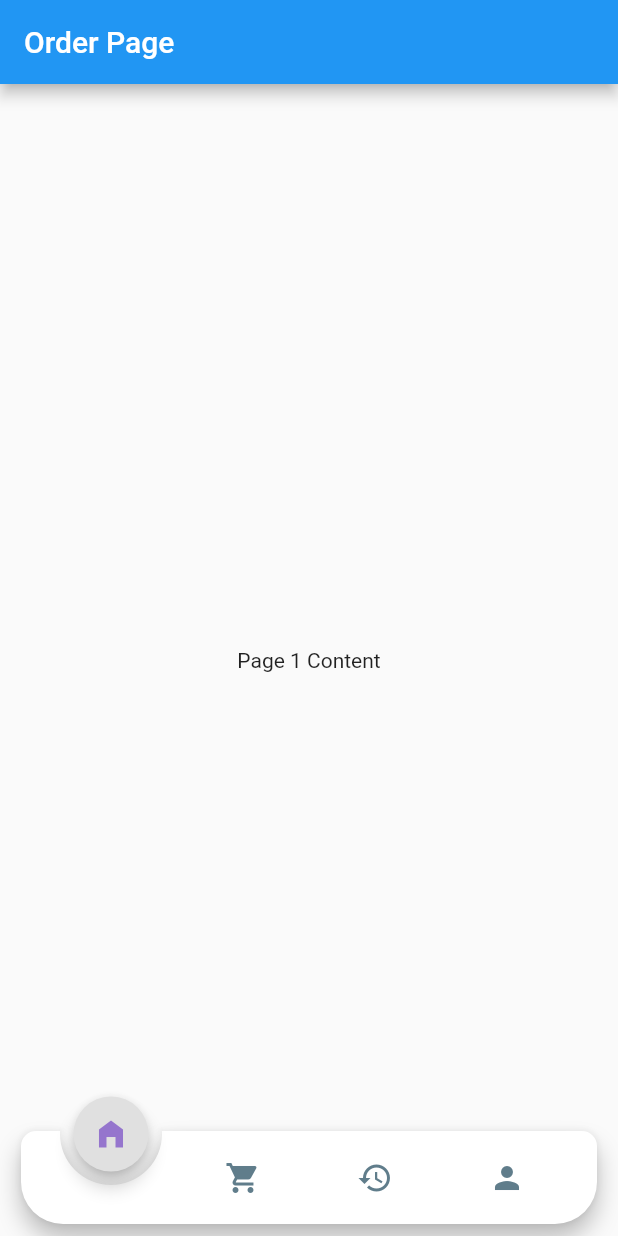
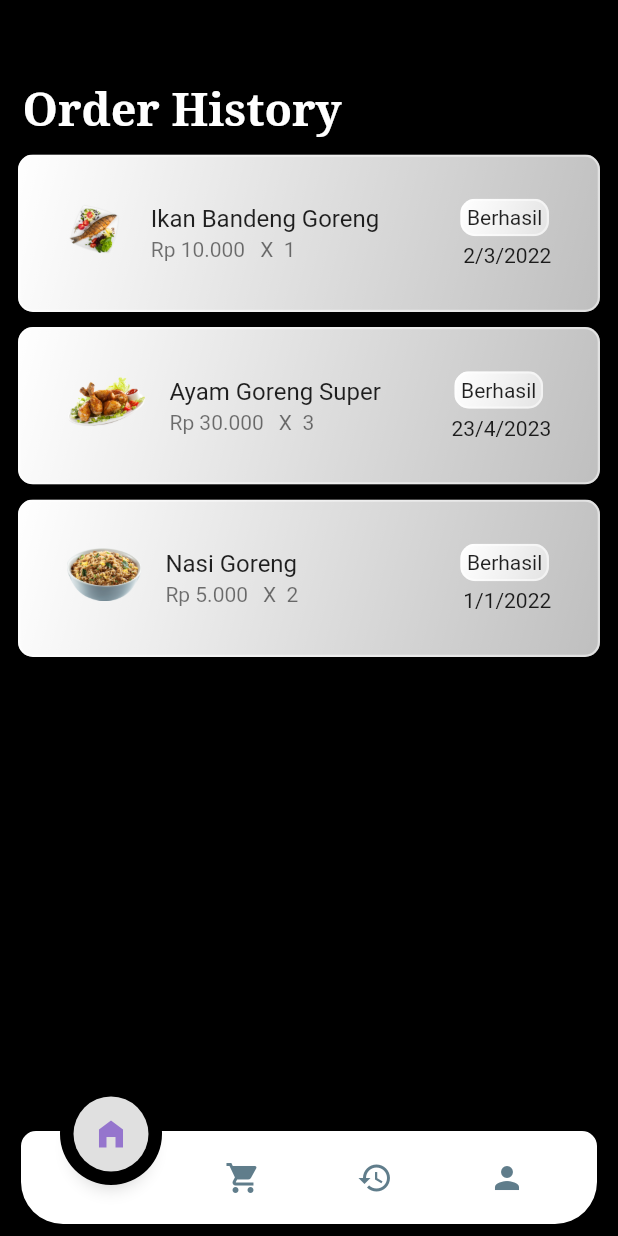
Before and after one commit to Ahmad-mufied/AmiFood, a Flutter app: the screen it shows after launch, swiped to page 3, on a phone screen of 412 x 824 dp. Run offline on Flutter 3.47's test engine with Material 2 defaults, Android fonts, the light colour scheme and no system bars; drawn by our look-alikes of animated_notch_bottom_bar; our stand-ins replace google_fonts.

Commit message:
adding  order history page

```diff
--- /dev/null
+++ b/lib/models/order_history_model.dart
@@ -0,0 +1,26 @@
+final List orderHistory = [
+  [
+    "Ikan Bandeng Goreng",
+    "10.000",
+    1,
+    "lib/images/friedfish-1.png,",
+    "2/3/2022",
+    "Berhasil",
+  ],
+  [
+    "Ayam Goreng Super",
+    "30.000",
+    3,
+    "lib/images/friedchicken-1.png",
+    "23/4/2023",
+    "Berhasil",
+  ],
+  [
+    "Nasi Goreng",
+    "5.000",
+    2,
+    "lib/images/friedrice-2.png",
+    "1/1/2022",
+    "Berhasil",
+  ],
+];
--- a/lib/pages/order_page.dart
+++ b/lib/pages/order_page.dart
@@ -1,4 +1,9 @@
+import 'package:amifood/components/glass.dart';
+import 'package:amifood/models/order_history_model.dart';
 import 'package:flutter/material.dart';
+import 'package:google_fonts/google_fonts.dart';
+
+import '../models/cart_model.dart';
 
 class OrderPage extends StatelessWidget {
   const OrderPage({super.key});
@@ -6,12 +11,96 @@ class OrderPage extends StatelessWidget {
   @override
   Widget build(BuildContext context) {
     return Scaffold(
-      appBar: AppBar(
-        title: const Text('Order Page'),
-      ),
-      body: const Center(
-        child: Text('Page 1 Content'),
-      ),
-    );
+        backgroundColor: Colors.black,
+        appBar: AppBar(
+          backgroundColor: Colors.transparent,
+          elevation: 0,
+          iconTheme: const IconThemeData(color: Colors.black),
+        ),
+        body: Column(
+          crossAxisAlignment: CrossAxisAlignment.start,
+          children: [
+            Padding(
+              padding: const EdgeInsets.symmetric(horizontal: 15.0),
+              child: Text(
+                "Order History",
+                style: GoogleFonts.notoSerif(
+                  fontSize: 30,
+                  fontWeight: FontWeight.bold,
+                  color: Colors.white,
+                ),
+              ),
+            ),
+
+            // List of cart
+            Expanded(
+              child: ListView.builder(
+                itemCount: cartItems.length,
+                padding: const EdgeInsets.all(12),
+                itemBuilder: (context, index) {
+                  return Column(
+                    children: [
+                      GlassMorphism(
+                        start: 1,
+                        end: 0.75,
+                        child: Padding(
+                          padding: const EdgeInsets.all(15.0),
+                          child: Container(
+                            decoration: BoxDecoration(
+                              borderRadius: BorderRadius.circular(12),
+                            ),
+                            child: ListTile(
+                                leading: Image.asset(
+                                  cartItems[index][3],
+                                  height: 35,
+                                ),
+                                title: Text(cartItems[index][0]),
+                                subtitle: Row(
+                                  crossAxisAlignment: CrossAxisAlignment.start,
+                                  children: [
+                                    Text('Rp ${orderHistory[index][1]}'),
+                                    const SizedBox(
+                                      width: 10,
+                                    ),
+                                    Text("X  ${orderHistory[index][2]}"),
+                                  ],
+                                ),
+                                trailing: Column(
+                                  mainAxisAlignment: MainAxisAlignment.center,
+                                  children: [
+                                    GlassMorphism(
+                                        start: 1,
+                                        end: 0.5,
+                                        child: Container(
+                                            margin: const EdgeInsets.all(3),
+                                            child: Text(
+                                                "${orderHistory[index][5]}"))),
+                                    const SizedBox(
+                                      height: 5,
+                                    ),
+                                    Text(
+                                      " ${orderHistory[index][4]}",
+                                      textAlign: TextAlign.left,
+                                    )
+                                  ],
+                                )),
+                          ),
+                        ),
+                      ),
+                      const SizedBox(
+                        height: 10,
+                      )
+                    ],
+                  );
+                },
+              ),
+            ),
+
+            const SizedBox(
+              height: 30,
+            ),
+            // total + pay now
+          ],
+        ));
   }
 }
```
Also changed, not shown: lib/components/product_item_card.dart (+16 -7 lines), lib/pages/cart_page.dart (+52 -31 lines).
